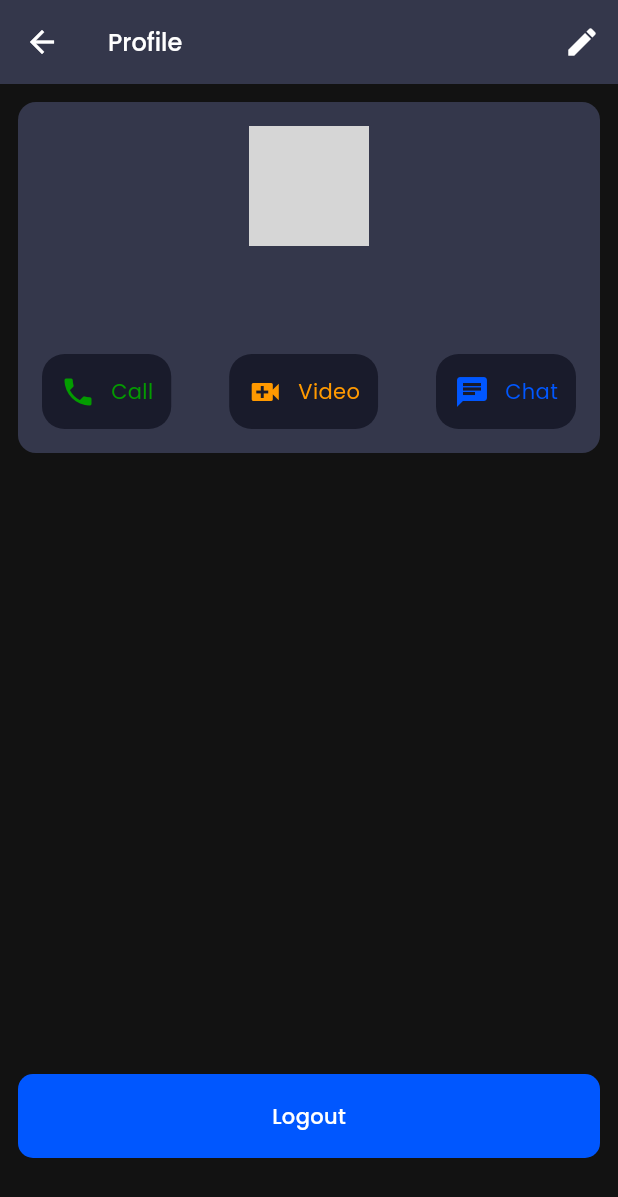
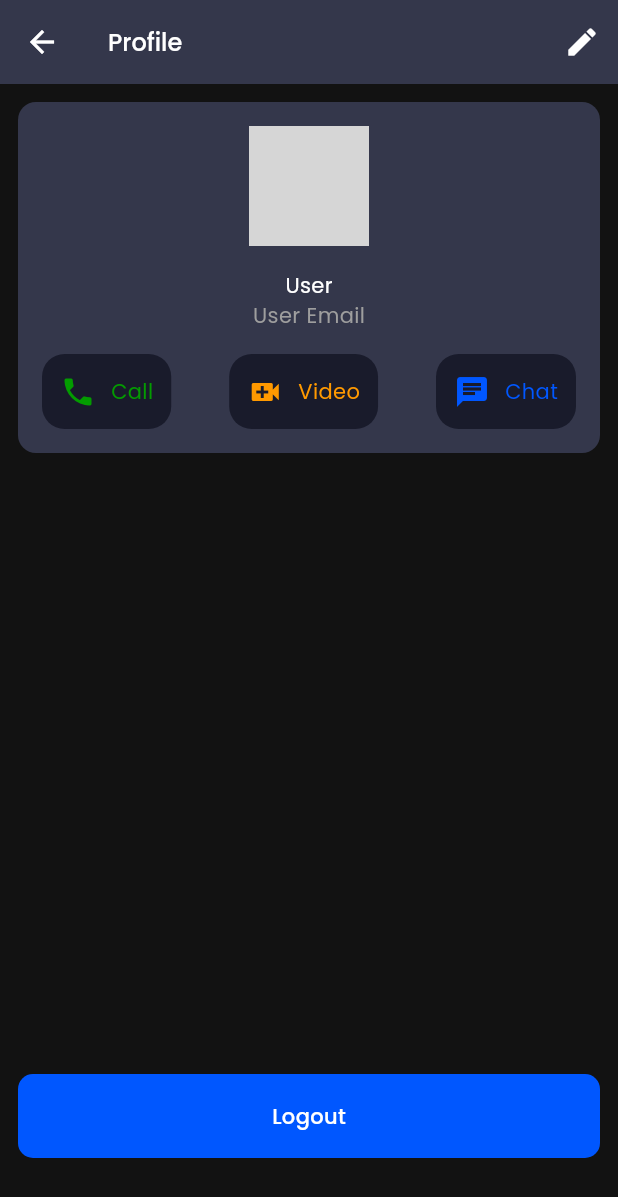
Before and after one commit to ba138/raybayta, a Flutter app: the UserProfileScreen screen opened directly, on a phone screen of 412 x 824 dp. Shown: the top 1197 px of the screen. Run offline on Flutter 3.47's test engine with Material 3 defaults, Android fonts, the phone set to English and light mode, and no system bars; our stand-ins replace cloud_firestore, firebase_auth, firebase_core, get, google_fonts, slide_to_act; accounts and stored records are empty; network calls fail; grey boxes are pictures that could not be loaded.

Commit message:
changes to fix the issues of the app

```diff
--- a/lib/Screens/userProfile/Widgets/userInfo_widget.dart
+++ b/lib/Screens/userProfile/Widgets/userInfo_widget.dart
@@ -1,17 +1,14 @@
 import 'package:flutter/material.dart';
-import 'package:get/get_core/get_core.dart';
-import 'package:get/get_instance/get_instance.dart';
 import 'package:get/get_state_manager/get_state_manager.dart';
 import 'package:google_fonts/google_fonts.dart';
 import 'package:raybayta/Configs/colors.dart';
-import 'package:raybayta/Controllers/profile_Controller.dart';
 
 class UserinfoWidget extends StatelessWidget {
   const UserinfoWidget({super.key});
 
   @override
   Widget build(BuildContext context) {
-    ProfileController profileController = Get.put(ProfileController());
+    // ProfileController profileController = Get.put(ProfileController());
     return Container(
       padding: const EdgeInsets.all(16),
       decoration: BoxDecoration(
@@ -41,7 +38,7 @@ class UserinfoWidget extends StatelessWidget {
                 children: [
                   Obx(
                     () => Text(
-                      profileController.currentUser.value.name ?? "User",
+                      "User",
                       style: GoogleFonts.getFont(
                         "Poppins",
                         textStyle: TextStyle(
@@ -59,7 +56,7 @@ class UserinfoWidget extends StatelessWidget {
                 children: [
                   Obx(
                     () => Text(
-                      profileController.currentUser.value.email ?? "User Email",
+                      "User Email",
                       style: GoogleFonts.getFont(
                         "Poppins",
                         textStyle: TextStyle(
```
Also changed, not shown: lib/Screens/profile/profile_screen.dart (+8 -7 lines).
